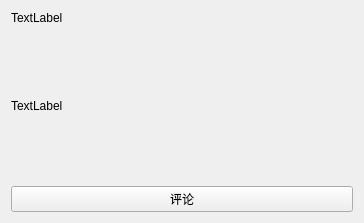
This is client/widgetmoment.ui in seekstar/syncchat as Qt 5 draws it before an edit. The edited form follows.
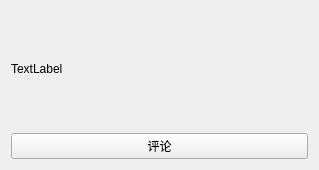
This is the edited form.

The edit to the form file:
```diff
--- a/client/widgetmoment.ui
+++ b/client/widgetmoment.ui
@@ -6,27 +6,14 @@
    <rect>
     <x>0</x>
     <y>0</y>
-    <width>364</width>
-    <height>223</height>
+    <width>319</width>
+    <height>170</height>
    </rect>
   </property>
   <property name="windowTitle">
    <string>Form</string>
   </property>
   <layout class="QVBoxLayout" name="verticalLayout">
-   <item>
-    <widget class="QLabel" name="from">
-     <property name="sizePolicy">
-      <sizepolicy hsizetype="Preferred" vsizetype="Maximum">
-       <horstretch>0</horstretch>
-       <verstretch>0</verstretch>
-      </sizepolicy>
-     </property>
-     <property name="text">
-      <string>TextLabel</string>
-     </property>
-    </widget>
-   </item>
    <item>
     <widget class="QLabel" name="content">
      <property name="text">
```
Left out of the diff: 2 changed lines with no effect on the pictures.
